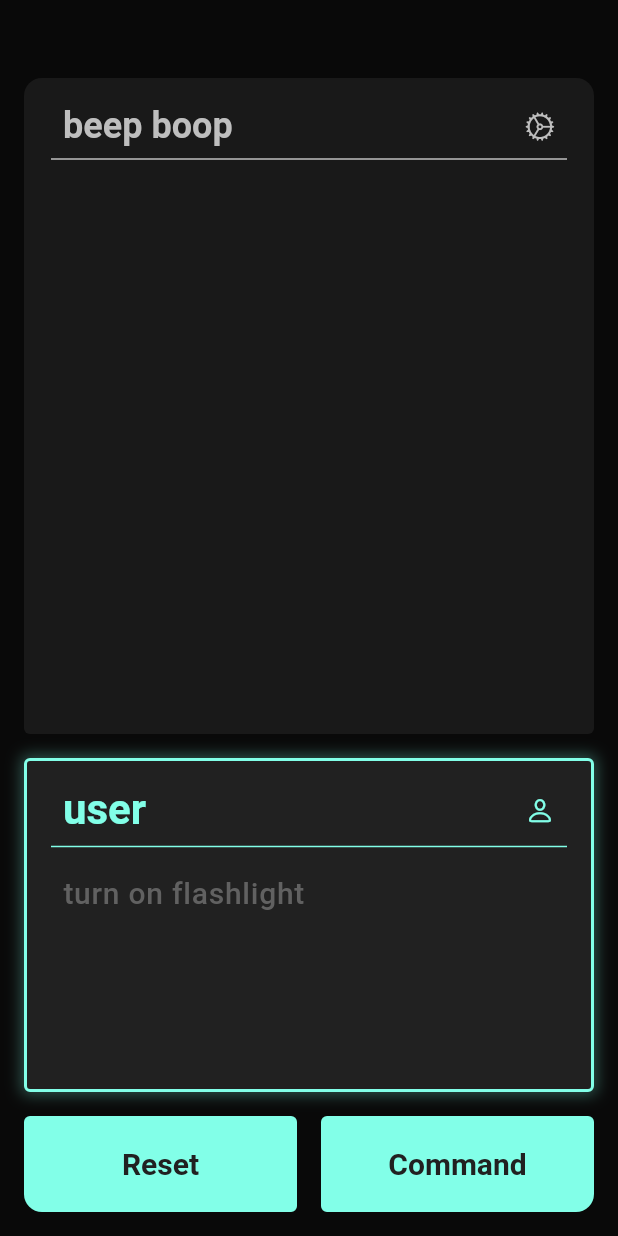
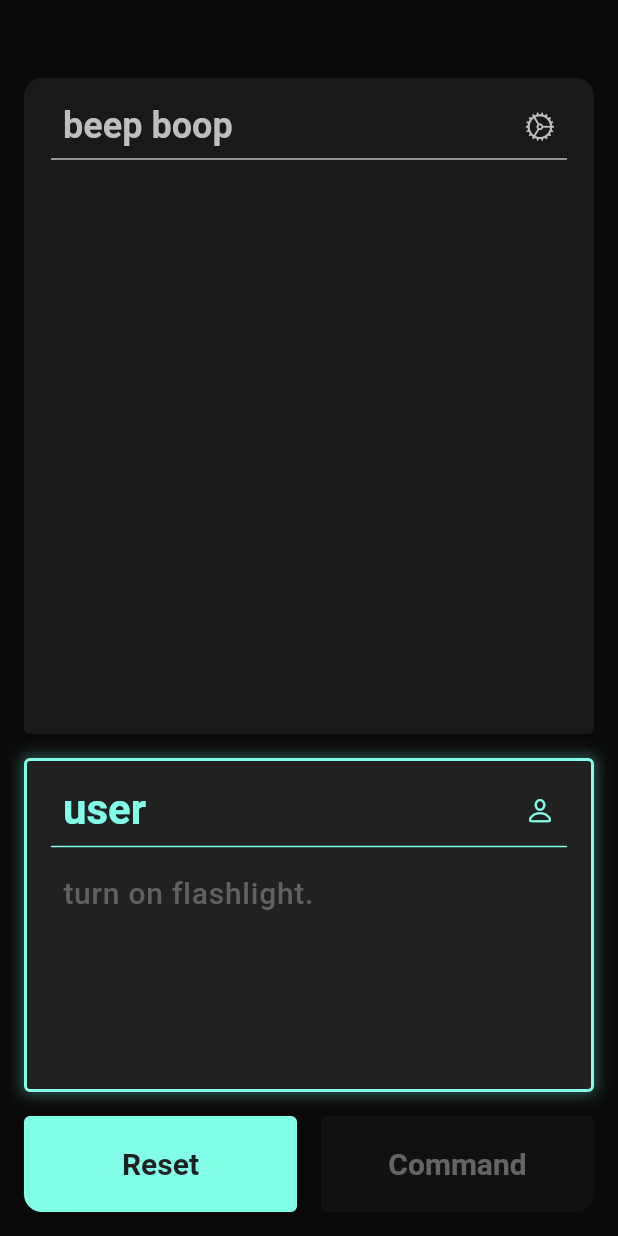
Before and after one commit to Wizhill05/beep_boop, a Flutter app: the screen it shows after launch, on a phone screen of 412 x 824 dp. Run offline on Flutter 3.47's test engine with Material 3 defaults, Android fonts, the phone set to English and light mode, and no system bars; our stand-ins replace google_fonts.

Commit message:
ui updates

```diff
--- a/lib/screens/home.dart
+++ b/lib/screens/home.dart
@@ -17,11 +17,13 @@ class _homeState extends State<home> {
   late final TextEditingController _commandController = TextEditingController();
   int _currentExampleIndex = 0;
   Timer? _timer;
+  // Create a focus node to manage focus state
+  final FocusNode _focusNode = FocusNode();
 
   final List<String> _commandExamples = [
     "type your command here!",
-    "wake me up at 5am tomorrow",
-    "turn on flashlight",
+    "wake me up at 5am tomorrow.",
+    "turn on flashlight.",
   ];
 
   void toggleTurn() {
@@ -32,7 +34,6 @@ class _homeState extends State<home> {
 
   void _startExamplesCycle() {
     _timer = Timer.periodic(const Duration(seconds: 3), (timer) {
-      debugPrint("Well");
       setState(() {
         _currentExampleIndex =
             (_currentExampleIndex + 1) % _commandExamples.length;
@@ -44,6 +45,7 @@ class _homeState extends State<home> {
   void dispose() {
     _timer?.cancel();
     _commandController.dispose();
+    _focusNode.dispose(); // Dispose the focus node
     super.dispose();
   }
 
@@ -51,11 +53,26 @@ class _homeState extends State<home> {
   void initState() {
     super.initState();
     _startExamplesCycle();
+    // Add listener to text controller to rebuild when text changes
+    _commandController.addListener(() {
+      setState(() {});
+    });
   }
 
   @override
   Widget build(BuildContext context) {
-    return Scaffold(
+    // Check if text field has content
+    bool hasText = _commandController.text.isNotEmpty;
+    // Command button should only appear when there's text AND it's user's turn (not myTurn)
+    bool showCommandButton = hasText && !myTurn;
+
+    return GestureDetector(
+      // Add gesture detector to unfocus when tapping outside
+      onTap: () {
+        // This unfocuses the text field when tapping anywhere else
+        FocusScope.of(context).unfocus();
+      },
+      child: Scaffold(
         body: Stack(
           children: [
             Container(color: bgC),
@@ -157,12 +174,15 @@ class _homeState extends State<home> {
                             padding: const EdgeInsets.symmetric(horizontal: 8),
                             child: TextField(
                               controller: _commandController,
+                              focusNode:
+                                  _focusNode, // Add focus node to textfield
                               maxLines: 100,
                               enabled: !myTurn,
                               cursorColor: !myTurn ? lightC : textCDark,
                               cursorWidth: 2,
                               decoration: InputDecoration(
-                              hintText: _commandExamples[_currentExampleIndex],
+                                hintText:
+                                    _commandExamples[_currentExampleIndex],
                                 hintStyle: GoogleFonts.instrumentSerif(
                                   color:
                                       !myTurn
@@ -195,6 +215,14 @@ class _homeState extends State<home> {
                     spacing: 16,
                     children: [
                       Expanded(
+                        child: GestureDetector(
+                          behavior: HitTestBehavior.opaque,
+                          onTap: () {
+                            myTurn = false;
+                            setState(() {
+                              _commandController.clear();
+                            });
+                          },
                           child: AnimatedContainer(
                             height: 64,
                             duration: const Duration(milliseconds: 300),
@@ -220,12 +248,28 @@ class _homeState extends State<home> {
                             ),
                           ),
                         ),
+                      ),
                       Expanded(
+                        child: GestureDetector(
+                          // Make sure taps on the button don't unfocus
+                          behavior: HitTestBehavior.opaque,
+                          onTap:
+                              showCommandButton
+                                  ? () {
+                                    toggleTurn(); // Example action - toggle turn
+                                  }
+                                  : null,
+                          child: AnimatedOpacity(
+                            opacity: showCommandButton ? 1.0 : 0.5,
+                            duration: const Duration(milliseconds: 300),
                             child: AnimatedContainer(
                               height: 64,
                               duration: const Duration(milliseconds: 300),
                               decoration: BoxDecoration(
-                          color: !myTurn ? lightC : toColor("191919"),
+                                color:
+                                    showCommandButton
+                                        ? lightC
+                                        : toColor("191919"),
                                 borderRadius: BorderRadius.only(
                                   topLeft: Radius.circular(4),
                                   topRight: Radius.circular(4),
@@ -237,11 +281,16 @@ class _homeState extends State<home> {
                                 child: AnimatedDefaultTextStyle(
                                   duration: const Duration(milliseconds: 300),
                                   style: GoogleFonts.instrumentSerif(
-                              color: !myTurn ? Colors.grey[900] : textCDark,
+                                    color:
+                                        showCommandButton
+                                            ? Colors.grey[900]
+                                            : textCDark,
                                     fontSize: 20,
                                     fontWeight: FontWeight.w600,
                                   ),
                                   child: Text("Command"),
+                                ),
+                              ),
                             ),
                           ),
                         ),
@@ -253,10 +302,6 @@ class _homeState extends State<home> {
             ),
           ],
         ),
-      floatingActionButton: FloatingActionButton(
-        onPressed: toggleTurn,
-        backgroundColor: Colors.transparent,
-        elevation: 0,
       ),
     );
   }
```
Also changed, not shown: 1 other file. Lines whose indentation alone changed are shown as unchanged.
